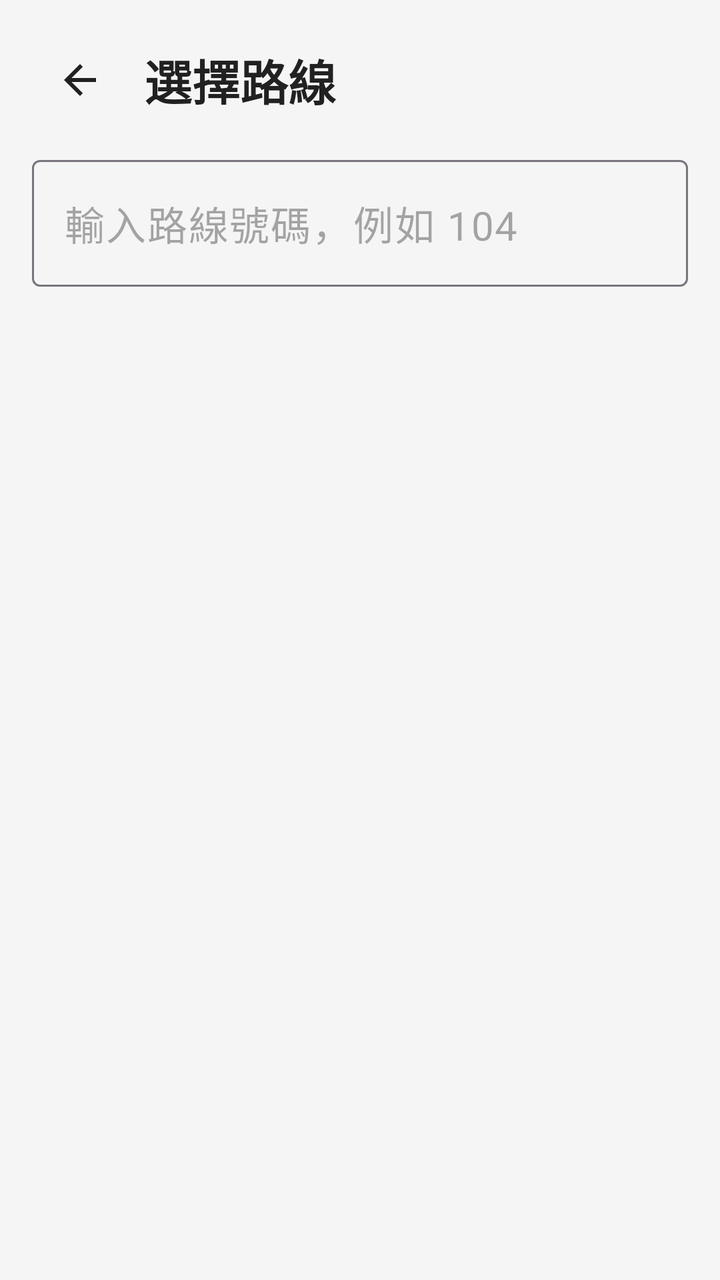
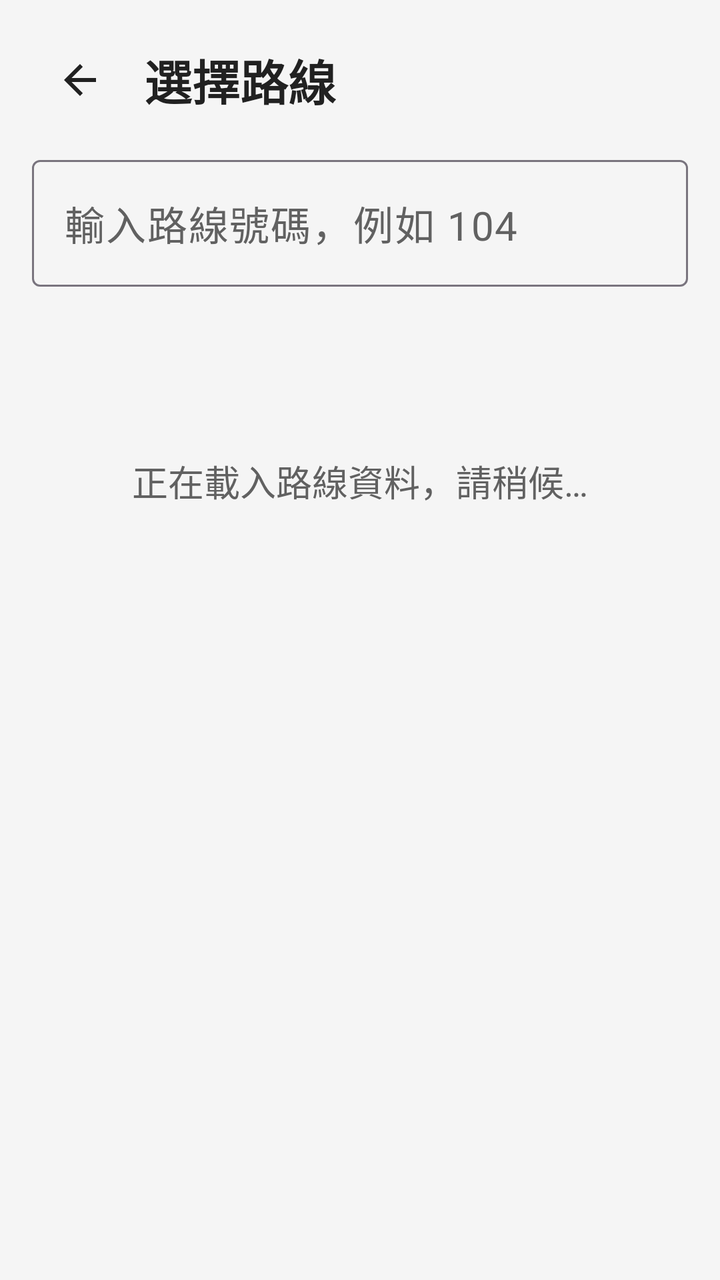

Before-and-after screenshots of an Android layout around one commit, followed by the original layout XML and the change that was made.
<!-- AndroidManifest.xml: application theme Theme.BusScheduleETA -->
<!-- res/layout/activity_pick_route.xml -->
<?xml version="1.0" encoding="utf-8"?>
<LinearLayout
    xmlns:android="http://schemas.android.com/apk/res/android"
    xmlns:app="http://schemas.android.com/apk/res-auto"
    android:id="@+id/pickRouteRoot"
    android:layout_width="match_parent"
    android:layout_height="match_parent"
    android:background="@color/page_bg"
    android:orientation="vertical"
    android:padding="16dp">

    <LinearLayout
        android:layout_width="match_parent"
        android:layout_height="wrap_content"
        android:gravity="center_vertical"
        android:orientation="horizontal">

        <ImageButton
            android:id="@+id/btnBack"
            android:layout_width="48dp"
            android:layout_height="48dp"
            android:background="?attr/selectableItemBackgroundBorderless"
            android:contentDescription="返回"
            android:src="?attr/homeAsUpIndicator"
            app:tint="@color/icon_tint" />

        <TextView
            android:layout_width="wrap_content"
            android:layout_height="wrap_content"
            android:layout_marginStart="8dp"
            android:text="選擇路線"
            android:textColor="@color/text_primary"
            android:tint="@color/icon_tint"
            android:textSize="24sp"
            android:textStyle="bold" />
    </LinearLayout>

    <com.google.android.material.textfield.TextInputLayout
        android:id="@+id/tilSearch"
        style="@style/Widget.Material3.TextInputLayout.OutlinedBox"
        android:layout_width="match_parent"
        android:layout_height="wrap_content"
        android:layout_marginTop="16dp"
        app:hintEnabled="false"
        app:boxBackgroundMode="outline">

        <com.google.android.material.textfield.TextInputEditText
            android:id="@+id/etSearch"
            android:layout_width="match_parent"
            android:layout_height="wrap_content"
            android:hint="@string/route_search_hint"
            android:inputType="text"
            android:textSize="20sp" />
    </com.google.android.material.textfield.TextInputLayout>

    <TextView
        android:id="@+id/tvError"
        android:layout_width="match_parent"
        android:layout_height="wrap_content"
        android:layout_marginTop="12dp"
        android:textColor="@color/error_text"
        android:textSize="18sp"
        android:visibility="gone" />

    <androidx.recyclerview.widget.RecyclerView
        android:id="@+id/rvRoutes"
        android:layout_width="match_parent"
        android:layout_height="0dp"
        android:layout_marginTop="12dp"
        android:layout_weight="1" />
</LinearLayout>
<!-- resources referenced by this layout -->
<resources>
  <color name="error_text">#B71C1C</color>
  <color name="icon_tint">#FF212121</color>
  <color name="page_bg">#FFF5F5F5</color>
  <color name="text_primary">#212121</color>
  <string name="route_search_hint">"輸入路線號碼，例如 104"</string>
  <style name="Theme.BusScheduleETA" parent="Base.Theme.BusScheduleETA" />
  <style name="Base.Theme.BusScheduleETA" parent="Theme.Material3.DayNight.NoActionBar">
          
          
      </style>
</resources>

<!-- the commit's change to res/layout/activity_pick_route.xml (unified diff, before → after) -->
@@ -50,6 +50,8 @@
             android:layout_height="wrap_content"
             android:hint="@string/route_search_hint"
             android:inputType="text"
+            android:textColor="@color/text_primary"
+            android:textColorHint="@color/text_secondary"
             android:textSize="20sp" />
     </com.google.android.material.textfield.TextInputLayout>
 
@@ -62,6 +64,29 @@
         android:textSize="18sp"
         android:visibility="gone" />
 
+    <LinearLayout
+        android:id="@+id/loadingRoutes"
+        android:layout_width="match_parent"
+        android:layout_height="wrap_content"
+        android:layout_marginTop="24dp"
+        android:gravity="center"
+        android:orientation="vertical"
+        android:visibility="visible">
+
+        <ProgressBar
+            android:layout_width="48dp"
+            android:layout_height="48dp" />
+
+        <TextView
+            android:layout_width="wrap_content"
+            android:layout_height="wrap_content"
+            android:layout_marginTop="12dp"
+            android:text="@string/routes_loading"
+            android:textColor="@color/text_secondary"
+            android:textSize="18sp" />
+
+    </LinearLayout>
+
     <androidx.recyclerview.widget.RecyclerView
         android:id="@+id/rvRoutes"
         android:layout_width="match_parent"
<!-- resource entries referenced after the edit -->
@@ -4,7 +4,9 @@
   <color name="icon_tint">#FF212121</color>
   <color name="page_bg">#FFF5F5F5</color>
   <color name="text_primary">#212121</color>
+  <color name="text_secondary">#616161</color>
   <string name="route_search_hint">"輸入路線號碼，例如 104"</string>
+  <string name="routes_loading">正在載入路線資料，請稍候…</string>
   <style name="Theme.BusScheduleETA" parent="Base.Theme.BusScheduleETA" />
   <style name="Base.Theme.BusScheduleETA" parent="Theme.Material3.DayNight.NoActionBar">
           
